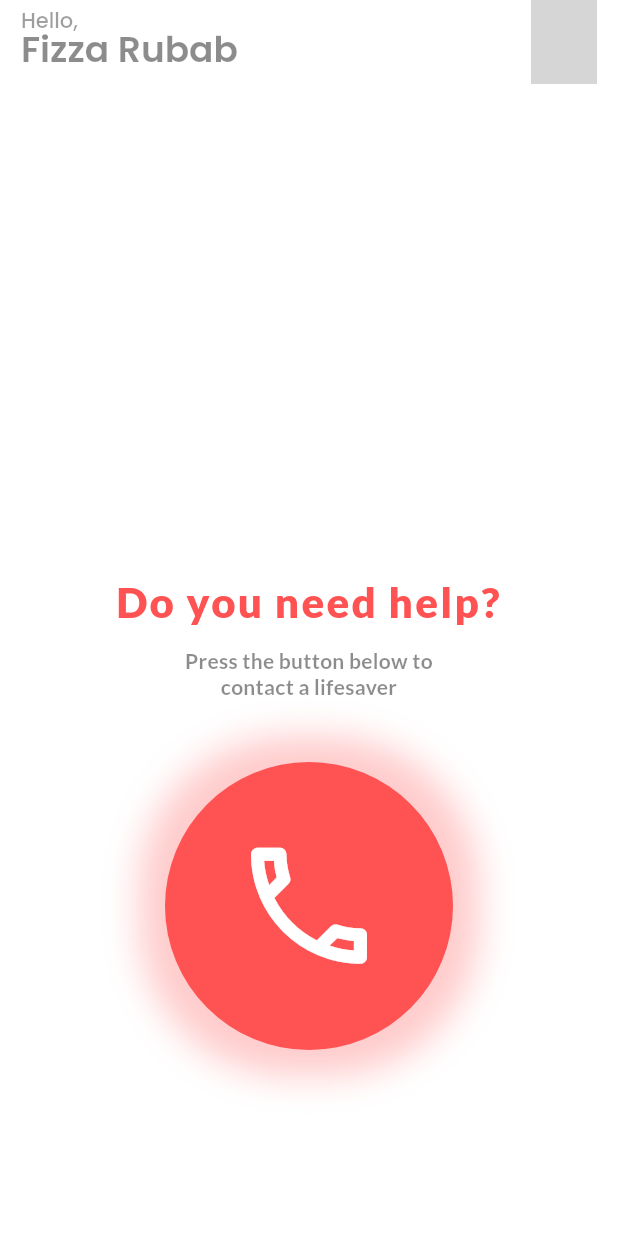
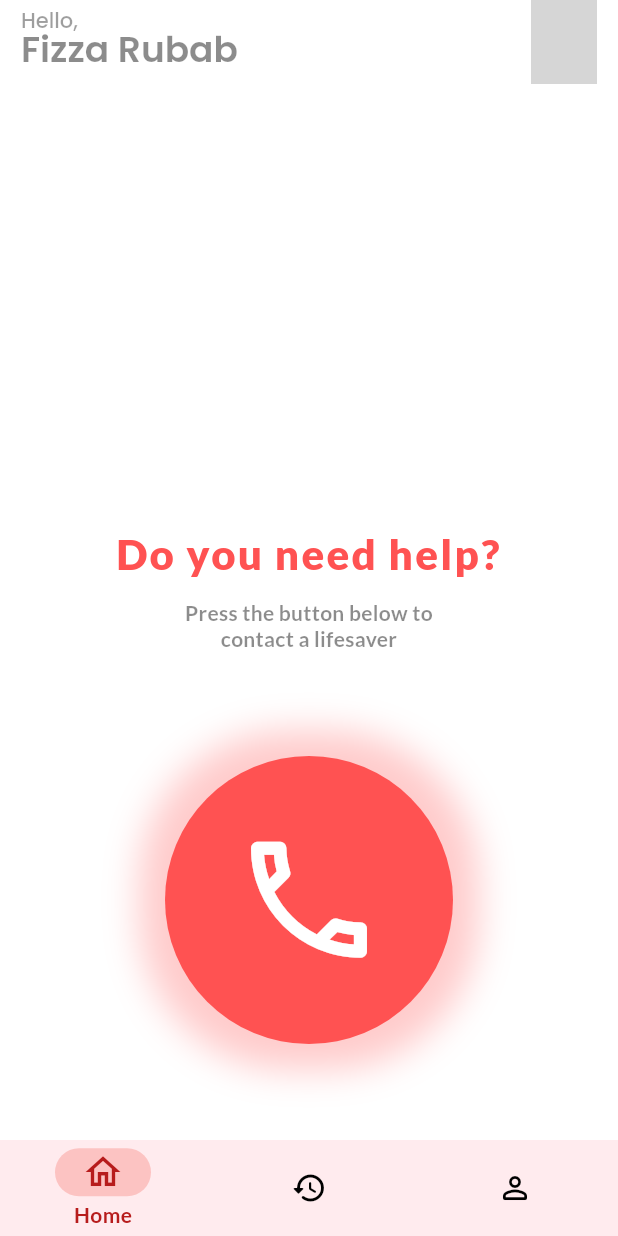
Before and after one commit to Fizza-Rubab/PLSP, a Flutter app: the Login screen opened directly, after a tap on "Login", on a phone screen of 412 x 824 dp. Run offline on Flutter 3.47's test engine with Material 2 defaults, Android fonts, the phone set to English and light mode, and no system bars; our stand-ins replace geolocator, google_fonts, google_maps_flutter, loading_animation_widget, location and 1 more; missing offline and left inert: dart:ffi, flutter_polyline_points, multi_language_json; accounts and stored records are empty; grey boxes are pictures that could not be loaded.

```diff
--- /dev/null
+++ b/lib/Home/Citizen.dart
@@ -0,0 +1,51 @@
+import 'package:flutter/material.dart';
+import 'package:google_maps/Home/Citizen_History.dart';
+import 'package:google_maps/Home/Citizen_Home.dart';
+import 'package:google_maps/Home/Citizen_Profile.dart';
+
+class Citizen extends StatefulWidget {
+  const Citizen({super.key});
+
+  @override
+  State<Citizen> createState() => _CitizenState();
+}
+
+class _CitizenState extends State<Citizen> {
+  List<Widget> bodyList = const [
+    CitizenHome(),
+    CitizenHistory(),
+    CitizenProfile(),
+    ];
+  int index = 0;
+
+  @override
+  Widget build(BuildContext context) {
+    return Scaffold(
+      body: bodyList[index],
+      bottomNavigationBar: NavigationBar(
+        labelBehavior: NavigationDestinationLabelBehavior.onlyShowSelected,
+        selectedIndex: index,
+        onDestinationSelected: (index) {
+          setState(() {
+            this.index = index;
+          });
+        },
+        //
+        destinations: [
+          NavigationDestination(
+            selectedIcon: Icon(Icons.home_outlined, size:28, color: Colors.red.shade900,),
+            icon: const Icon(Icons.home_outlined),
+            label: "Home"),
+          NavigationDestination(
+            selectedIcon: Icon(Icons.history_rounded, size:28, color: Colors.red.shade900,),
+            icon: const Icon(Icons.history_rounded),
+            label: "History"),
+          NavigationDestination(
+            selectedIcon: Icon(Icons.person_outline_rounded, size:28, color: Colors.red.shade900,),
+            icon: const Icon(Icons.person_outline_rounded),
+            label: "Profile"),
+        ],
+      ),
+    );
+  }
+}
--- a/lib/Home/Citizen_Home.dart
+++ b/lib/Home/Citizen_Home.dart
@@ -51,22 +51,7 @@ class CitizenHome extends StatelessWidget {
             )
           ],
           ),
-      body: CitizenHomeBody(),
-    );
-  }
-}
-
-class CitizenHomeBody extends StatefulWidget {
-  const CitizenHomeBody({super.key});
-
-  @override
-  State<CitizenHomeBody> createState() => _CitizenHomeBodyState();
-}
-
-class _CitizenHomeBodyState extends State<CitizenHomeBody> {
-  @override
-  Widget build(BuildContext context) {
-    return Container(
+      body: Container(
         height: double.infinity,
         width: double.infinity,
         padding: const EdgeInsets.fromLTRB(14, 48, 14, 14),
@@ -90,7 +75,7 @@ class _CitizenHomeBodyState extends State<CitizenHomeBody> {
                   style: GoogleFonts.lato(fontSize: 14, fontWeight: FontWeight.w700, letterSpacing: 0.2, color: Colors.black45),
                 )),
             Padding(
-              padding: const EdgeInsets.only(top: 14, bottom: 96),
+              padding: const EdgeInsets.only(top: 42, bottom: 36),
               child: Container(
                 height: MediaQuery.of(context).size.width / 2 + 14,
                 width: MediaQuery.of(context).size.width / 2 + 14,
@@ -124,8 +109,8 @@ class _CitizenHomeBodyState extends State<CitizenHomeBody> {
                 ),
               ),
             ),
-            AnimatedContainer(duration: Duration.zero)
           ],
-        ));
+        ))
+    );
   }
 }
--- a/lib/Welcome/Login.dart
+++ b/lib/Welcome/Login.dart
@@ -1,6 +1,7 @@
 import 'package:google_fonts/google_fonts.dart';
 import 'package:flutter/material.dart';
 import 'package:google_maps/Home/Citizen_Home.dart';
+import '../Home/Citizen.dart';
 import '../input_design.dart';
 import '../constants.dart';
 
@@ -99,7 +100,7 @@ class _LoginState extends State<Login> {
                       TextButton(
                           // icon: Icon(Icons.chevron_right),
                           onPressed: () {
-                            Navigator.of(context).push(MaterialPageRoute(builder: (context) => const CitizenHome()));
+                            Navigator.of(context).push(MaterialPageRoute(builder: (context) => const Citizen()));
                           },
                           child: Row(children: [
                             Text(
```
Also changed, not shown: lib/Home/Citizen_History.dart (added, +11 -0 lines), lib/Home/Citizen_Profile.dart (+78 -1 lines), lib/main.dart (+7 -0 lines).
